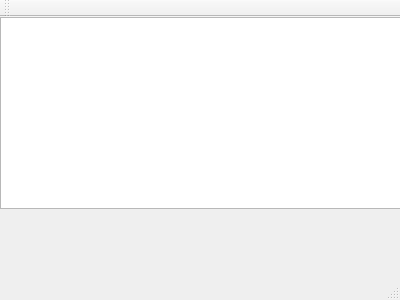
Qt form usbCanTool/mainwindow.ui (bingshuizhilian/QTPROJECTS-USBCAN_TOOL) before a commit.
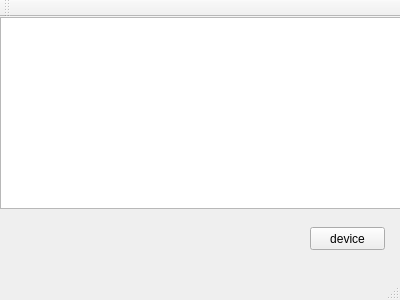
The same form after that commit.

Patch:
```diff
--- a/usbCanTool/mainwindow.ui
+++ b/usbCanTool/mainwindow.ui
@@ -24,6 +24,19 @@
      </rect>
     </property>
    </widget>
+   <widget class="QPushButton" name="m_btnUsbDevConfig">
+    <property name="geometry">
+     <rect>
+      <x>310</x>
+      <y>210</y>
+      <width>75</width>
+      <height>23</height>
+     </rect>
+    </property>
+    <property name="text">
+     <string>device</string>
+    </property>
+   </widget>
   </widget>
   <widget class="QMenuBar" name="menuBar">
    <property name="geometry">
```
